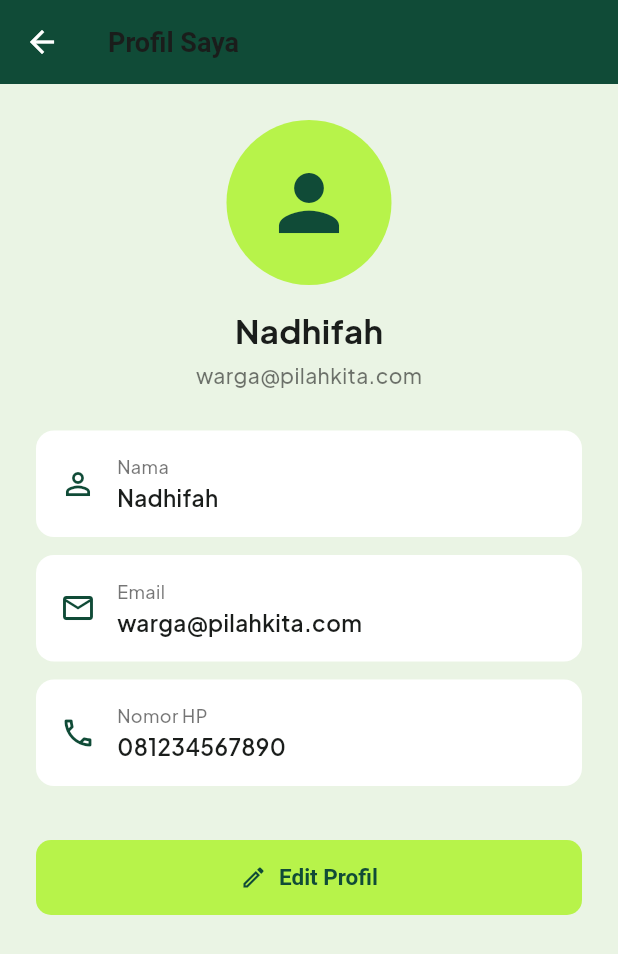
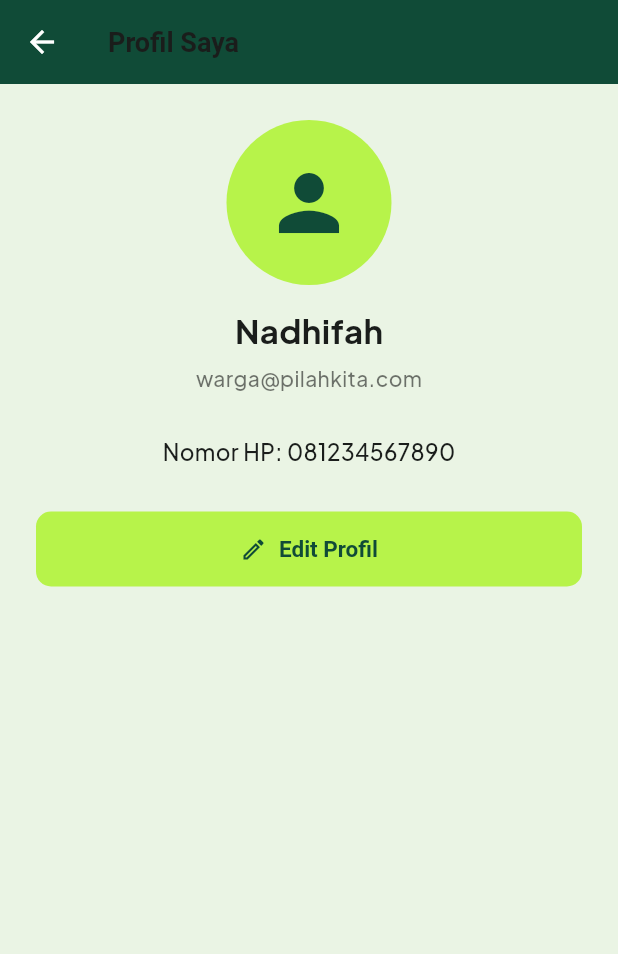
Before and after one commit to VallentinaStef/pilahKita, a Flutter app: the ProfilePage screen opened directly, on a phone screen of 412 x 824 dp. Shown: the top 954 px of the screen. Run offline on Flutter 3.47's test engine with Material 3 defaults, Android fonts, the phone set to English and light mode, and no system bars; our stand-ins replace flutter_svg, get, google_fonts.

Commit message:
nambahin yg fitur profil semua rolerole

```diff
--- a/lib/presentation/pages/profil_page.dart
+++ b/lib/presentation/pages/profil_page.dart
@@ -1,4 +1,5 @@
 import 'package:flutter/material.dart';
+import 'edit_profil_page.dart';
 
 class ProfilePage extends StatelessWidget {
   const ProfilePage({super.key});
@@ -7,12 +8,14 @@ class ProfilePage extends StatelessWidget {
   Widget build(BuildContext context) {
     return Scaffold(
       backgroundColor: const Color(0xFFEAF4E4),
+
       appBar: AppBar(
         backgroundColor: const Color(0xFF104B37),
         foregroundColor: Colors.white,
         title: const Text('Profil Saya'),
       ),
-      body: SingleChildScrollView(
+
+      body: Padding(
         padding: const EdgeInsets.all(24),
         child: Column(
           children: [
@@ -25,6 +28,7 @@ class ProfilePage extends StatelessWidget {
                 color: Color(0xFF104B37),
               ),
             ),
+
             const SizedBox(height: 16),
 
             const Text(
@@ -35,7 +39,7 @@ class ProfilePage extends StatelessWidget {
               ),
             ),
 
-            const SizedBox(height: 6),
+            const SizedBox(height: 8),
 
             const Text(
               'warga@pilahkita.com',
@@ -44,31 +48,27 @@ class ProfilePage extends StatelessWidget {
               ),
             ),
 
-            const SizedBox(height: 28),
+            const SizedBox(height: 30),
 
-            _itemProfil(
-              Icons.person_outline,
-              'Nama',
-              'Nadhifah',
-            ),
-            _itemProfil(
-              Icons.email_outlined,
-              'Email',
-              'warga@pilahkita.com',
-            ),
-            _itemProfil(
-              Icons.phone_outlined,
-              'Nomor HP',
-              '081234567890',
+            const Text(
+              'Nomor HP: 081234567890',
+              style: TextStyle(fontSize: 15),
             ),
 
-            const SizedBox(height: 24),
+            const SizedBox(height: 30),
 
             SizedBox(
               width: double.infinity,
               height: 50,
               child: ElevatedButton.icon(
-                onPressed: () {},
+                onPressed: () {
+                  Navigator.push(
+                    context,
+                    MaterialPageRoute(
+                      builder: (context) => const EditProfilPage(),
+                    ),
+                  );
+                },
                 icon: const Icon(Icons.edit_outlined),
                 label: const Text('Edit Profil'),
                 style: ElevatedButton.styleFrom(
@@ -82,50 +82,4 @@ class ProfilePage extends StatelessWidget {
       ),
     );
   }
-
-  Widget _itemProfil(
-    IconData icon,
-    String label,
-    String value,
-  ) {
-    return Container(
-      margin: const EdgeInsets.only(bottom: 12),
-      padding: const EdgeInsets.all(16),
-      decoration: BoxDecoration(
-        color: Colors.white,
-        borderRadius: BorderRadius.circular(12),
-      ),
-      child: Row(
-        children: [
-          Icon(
-            icon,
-            color: const Color(0xFF104B37),
-          ),
-          const SizedBox(width: 14),
-          Expanded(
-            child: Column(
-              crossAxisAlignment: CrossAxisAlignment.start,
-              children: [
-                Text(
-                  label,
-                  style: const TextStyle(
-                    fontSize: 12,
-                    color: Colors.black54,
-                  ),
-                ),
-                const SizedBox(height: 3),
-                Text(
-                  value,
-                  style: const TextStyle(
-                    fontSize: 15,
-                    fontWeight: FontWeight.w600,
-                  ),
-                ),
-              ],
-            ),
-          ),
-        ],
-      ),
-    );
-  }
 }
```
